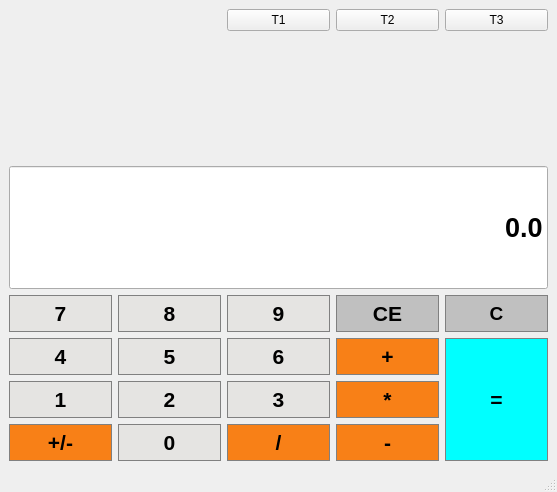
Old version of the form calculators.ui in the repository SonaliGaonkar/calculator.
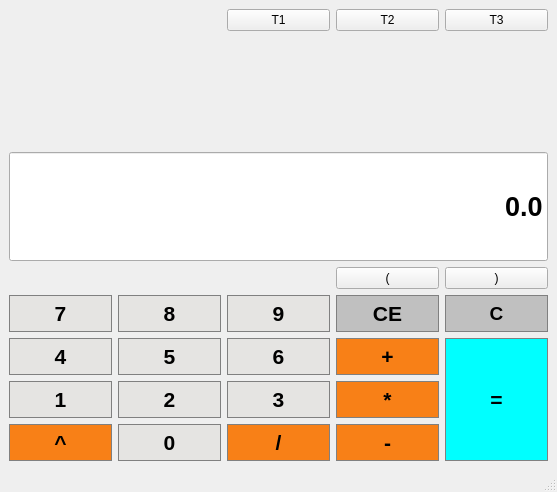
New version of the form.

```diff
--- a/calculators.ui
+++ b/calculators.ui
@@ -367,7 +367,7 @@
 }</string>
       </property>
       <property name="text">
-       <string>+/-</string>
+       <string>^</string>
       </property>
      </widget>
     </item>
@@ -594,6 +594,20 @@
       </property>
      </widget>
     </item>
+    <item row="4" column="3">
+     <widget class="QPushButton" name="Open">
+      <property name="text">
+       <string>(</string>
+      </property>
+     </widget>
+    </item>
+    <item row="4" column="4">
+     <widget class="QPushButton" name="Close">
+      <property name="text">
+       <string>)</string>
+      </property>
+     </widget>
+    </item>
    </layout>
   </widget>
   <widget class="QMenuBar" name="menubar">
```
Left out of the diff: 2 changed lines with no effect on the pictures.
